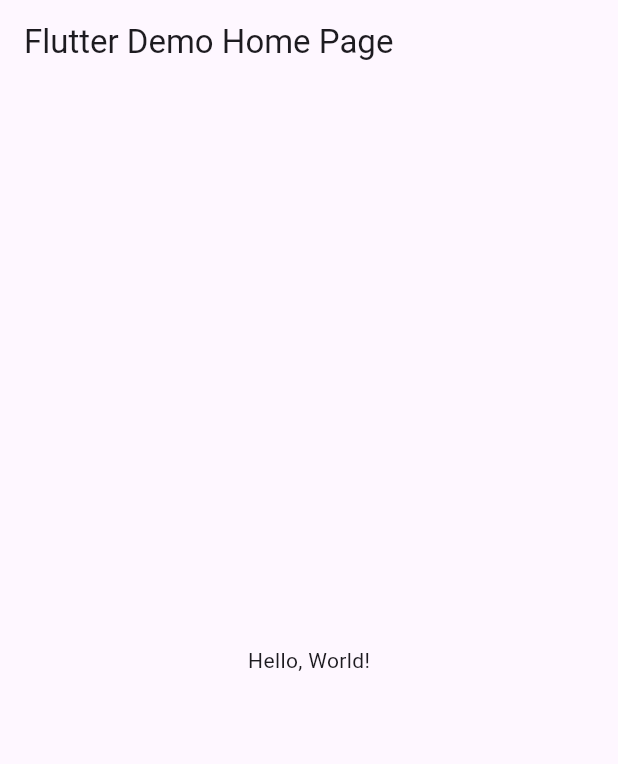
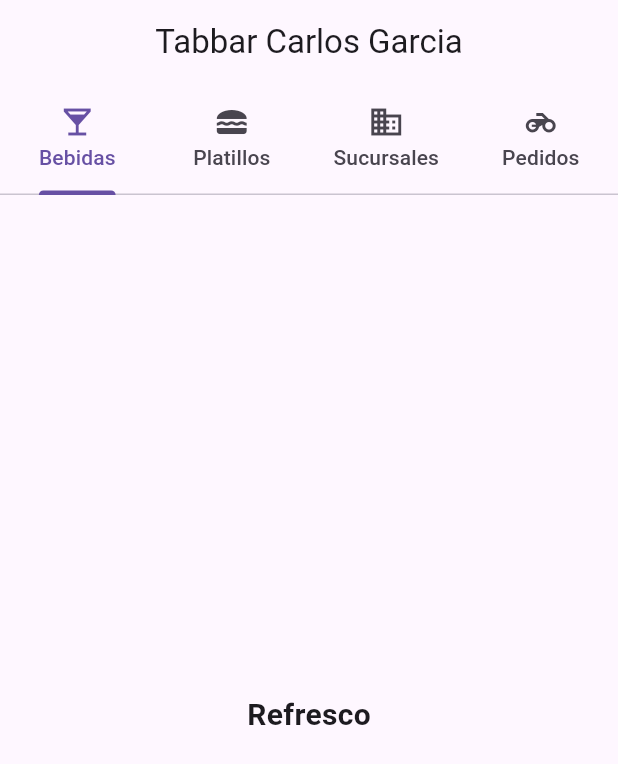
Before and after one commit to GarciaC128/p11_Tabbar_6I, a Flutter app: the screen it shows after launch, on a phone screen of 412 x 824 dp. Shown: the top 764 px of the screen. Run offline on Flutter 3.47's test engine with Material 3 defaults, Android fonts, the phone set to English and light mode, and no system bars.

Commit message:
Update main.dart

```diff
--- a/lib/main.dart
+++ b/lib/main.dart
@@ -1,43 +1,86 @@
 import 'package:flutter/material.dart';
 
-void main() => runApp(MyApp());
+void main() => runApp(const AppMiTabBar());
 
-class MyApp extends StatelessWidget {
-  const MyApp({super.key});
-  // This widget is the root of your application.
+class AppMiTabBar extends StatelessWidget {
+  const AppMiTabBar({Key? key}) : super(key: key);
+
   @override
   Widget build(BuildContext context) {
     return MaterialApp(
-      // Application name
-      title: 'Flutter Hello World',
-      // Application theme data, you can set the colors for the application as
-      // you want
-      theme: ThemeData(
-        // useMaterial3: true,
-        primarySwatch: Colors.blue,
-      ),
-      // A widget which will be started on application startup
-      home: MyHomePage(title: 'Flutter Demo Home Page'),
+      debugShowCheckedModeBanner: false,
+      title: "Ejemplo Tabbar Carlos Garcia",
+      theme: ThemeData(primarySwatch: Colors.indigo),
+      home: MiPaginaInicial(),
     );
   }
-}
+} //fin AppMiTabBar
 
-class MyHomePage extends StatelessWidget {
-  final String title;
-  const MyHomePage({super.key, required this.title});
+//statefull
+class MiPaginaInicial extends StatefulWidget {
+  const MiPaginaInicial({Key? key}) : super(key: key);
 
   @override
+  State<MiPaginaInicial> createState() => _MiPaginaInicialState();
+} //MiPaginaInicial
+
+class _MiPaginaInicialState extends State<MiPaginaInicial> {
+  @override
   Widget build(BuildContext context) {
-    return Scaffold(
-      appBar: AppBar(
-        // The title text which will be shown on the action bar
-        title: Text(title),
-      ),
-      body: Center(
-        child: Text(
-          'Hello, World!',
-        ),
-      ),
-    );
-  }
-}
+    return DefaultTabController(
+        length: 4,
+        child: Scaffold(
+          appBar: AppBar(
+            title: const Text("Tabbar Carlos Garcia"),
+            centerTitle: true,
+            bottom: TabBar(tabs: [
+              Tab(
+                text: "Bebidas",
+                icon: Icon(Icons.local_bar),
+              ),
+              Tab(
+                text: "Platillos",
+                icon: Icon(Icons.lunch_dining),
+              ),
+              Tab(
+                text: "Sucursales",
+                icon: Icon(Icons.domain),
+              ),
+              Tab(
+                text: "Pedidos",
+                icon: Icon(Icons.motorcycle),
+              ),
+            ] //fin de tabs
+                ), //fin bottom TabBar
+          ),
+          body: TabBarView(children: const <Widget>[
+            Center(
+              child: Text(
+                "Refresco",
+                style: TextStyle(fontWeight: FontWeight.bold, fontSize: 20),
+              ),
+            ),
+            Center(
+              child: Text(
+                "Hamburguesa",
+                style: TextStyle(fontWeight: FontWeight.bold, fontSize: 20),
+              ),
+            ),
+            Center(
+              child: Text(
+                "Sucursales",
+                style: TextStyle(fontWeight: FontWeight.bold, fontSize: 20),
+              ),
+            ),
+            Center(
+              child: Text(
+                "Pedidos",
+                style: TextStyle(fontWeight: FontWeight.bold, fontSize: 20),
+              ),
+            ),
+          ] // jardin de niños
+              ), //fin de tabbarview
+        ) //fin de Scaffold
+        ); //Fin DefaultTabController
+  } // fin widget
+} //_MiPaginaInicialState
```
